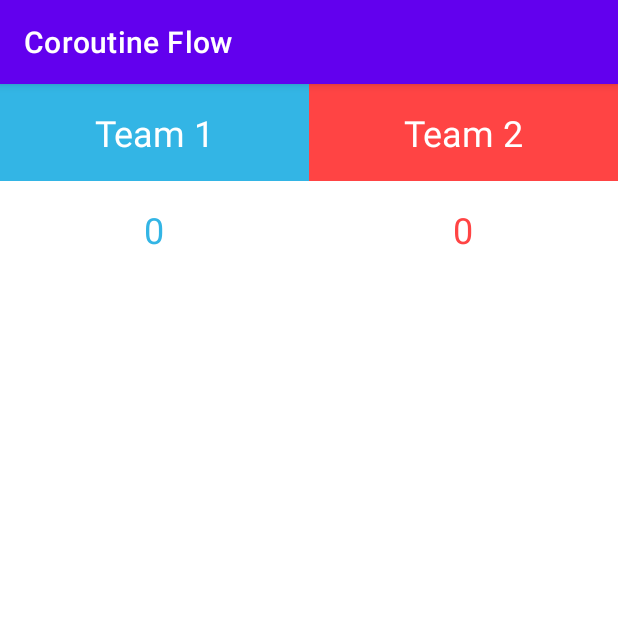
After one commit to pansanek/CoroutineFlow, an Android app: the TeamScoreActivity screen opened directly, with no data from a screen before it, on a phone screen of 412 x 824 dp, the top half of it. The commit adds this screen. Run offline under Robolectric (Android 15) with nearby library versions, the phone set to English and light mode, and no system bars.

Commit message:
Preparation for new lesson

```diff
--- a/app/src/main/java/ru/potemkin/coroutineflow/MainActivity.kt
+++ b/app/src/main/java/ru/potemkin/coroutineflow/MainActivity.kt
@@ -6,6 +6,7 @@ import androidx.appcompat.app.AppCompatActivity
 import ru.potemkin.coroutineflow.databinding.ActivityMainBinding
 import ru.potemkin.coroutineflow.Lesson2.UsersActivity
 import ru.potemkin.coroutineflow.crypto_app.CryptoActivity
+import ru.potemkin.coroutineflow.team_score.TeamScoreActivity
 
 class MainActivity : AppCompatActivity() {
 
@@ -22,5 +23,8 @@ class MainActivity : AppCompatActivity() {
         binding.buttonCryptoActivity.setOnClickListener {
             startActivity(CryptoActivity.newIntent(this))
         }
+        binding.teamScoreActivity.setOnClickListener {
+            startActivity(TeamScoreActivity.newIntent(this))
+        }
     }
 }
--- /dev/null
+++ b/app/src/main/java/ru/potemkin/coroutineflow/team_score/Team.kt
@@ -0,0 +1,5 @@
+package ru.potemkin.coroutineflow.team_score
+
+enum class Team {
+    TEAM_1, TEAM_2
+}
--- /dev/null
+++ b/app/src/main/java/ru/potemkin/coroutineflow/team_score/TeamScoreActivity.kt
@@ -0,0 +1,61 @@
+package ru.potemkin.coroutineflow.team_score
+
+import android.content.Context
+import android.content.Intent
+import android.os.Bundle
+import android.widget.Toast
+import androidx.appcompat.app.AppCompatActivity
+import androidx.lifecycle.ViewModelProvider
+import ru.potemkin.coroutineflow.databinding.ActivityTeamScoreBinding
+
+class TeamScoreActivity : AppCompatActivity() {
+
+    private val binding by lazy {
+        ActivityTeamScoreBinding.inflate(layoutInflater)
+    }
+
+    private val viewModel by lazy {
+        ViewModelProvider(this)[TeamScoreViewModel::class.java]
+    }
+
+    override fun onCreate(savedInstanceState: Bundle?) {
+        super.onCreate(savedInstanceState)
+        setContentView(binding.root)
+        observeViewModel()
+        setupListeners()
+    }
+
+    private fun observeViewModel() {
+        viewModel.state.observe(this) {
+            when (it) {
+                is TeamScoreState.Game -> {
+                    binding.team1Score.text = it.score1.toString()
+                    binding.team2Score.text = it.score2.toString()
+                }
+                is TeamScoreState.Winner -> {
+                    binding.team1Score.text = it.score1.toString()
+                    binding.team2Score.text = it.score2.toString()
+                    Toast.makeText(
+                        this,
+                        "Winner: ${it.winnerTeam}",
+                        Toast.LENGTH_LONG
+                    ).show()
+                }
+            }
+        }
+    }
+
+    private fun setupListeners() {
+        binding.team1Logo.setOnClickListener {
+            viewModel.increaseScore(Team.TEAM_1)
+        }
+        binding.team2Logo.setOnClickListener {
+            viewModel.increaseScore(Team.TEAM_2)
+        }
+    }
+
+    companion object {
+
+        fun newIntent(context: Context) = Intent(context, TeamScoreActivity::class.java)
+    }
+}
--- /dev/null
+++ b/app/src/main/java/ru/potemkin/coroutineflow/team_score/TeamScoreState.kt
@@ -0,0 +1,15 @@
+package ru.potemkin.coroutineflow.team_score
+
+sealed class TeamScoreState {
+
+    data class Game(
+        val score1: Int,
+        val score2: Int
+    ) : TeamScoreState()
+
+    data class Winner(
+        val winnerTeam: Team,
+        val score1: Int,
+        val score2: Int
+    ) : TeamScoreState()
+}
--- a/app/src/main/res/layout/activity_main.xml
+++ b/app/src/main/res/layout/activity_main.xml
@@ -18,4 +18,10 @@
         android:layout_width="match_parent"
         android:layout_height="wrap_content"
         android:text="@string/crypto_activity" />
+
+    <Button
+        android:id="@+id/team_score_activity"
+        android:layout_width="match_parent"
+        android:layout_height="wrap_content"
+        android:text="@string/team_score_activity" />
 </LinearLayout>
--- /dev/null
+++ b/app/src/main/res/layout/activity_team_score.xml
@@ -0,0 +1,62 @@
+<?xml version="1.0" encoding="utf-8"?>
+<androidx.constraintlayout.widget.ConstraintLayout xmlns:android="http://schemas.android.com/apk/res/android"
+    xmlns:app="http://schemas.android.com/apk/res-auto"
+    xmlns:tools="http://schemas.android.com/tools"
+    android:layout_width="match_parent"
+    android:layout_height="match_parent"
+    tools:context=".team_score.TeamScoreActivity">
+
+    <TextView
+        android:id="@+id/team_1_logo"
+        android:layout_width="0dp"
+        android:layout_height="wrap_content"
+        android:background="@android:color/holo_blue_light"
+        android:padding="16dp"
+        android:text="@string/team_1"
+        android:textAlignment="center"
+        android:textColor="@color/white"
+        android:textSize="24sp"
+        app:layout_constraintEnd_toStartOf="@id/team_2_logo"
+        app:layout_constraintStart_toStartOf="parent"
+        app:layout_constraintTop_toTopOf="parent" />
+
+    <TextView
+        android:id="@+id/team_2_logo"
+        android:layout_width="0dp"
+        android:layout_height="wrap_content"
+        android:background="@android:color/holo_red_light"
+        android:padding="16dp"
+        android:text="@string/team_2"
+        android:textAlignment="center"
+        android:textColor="@color/white"
+        android:textSize="24sp"
+        app:layout_constraintEnd_toEndOf="parent"
+        app:layout_constraintStart_toEndOf="@id/team_1_logo"
+        app:layout_constraintTop_toTopOf="parent" />
+
+    <TextView
+        android:id="@+id/team_1_score"
+        android:layout_width="0dp"
+        android:layout_height="wrap_content"
+        android:padding="16dp"
+        android:text="@string/default_score"
+        android:textAlignment="center"
+        android:textColor="@android:color/holo_blue_light"
+        android:textSize="24sp"
+        app:layout_constraintEnd_toStartOf="@id/team_2_score"
+        app:layout_constraintStart_toStartOf="parent"
+        app:layout_constraintTop_toBottomOf="@id/team_1_logo" />
+
+    <TextView
+        android:id="@+id/team_2_score"
+        android:layout_width="0dp"
+        android:layout_height="wrap_content"
+        android:padding="16dp"
+        android:text="@string/default_score"
+        android:textAlignment="center"
+        android:textColor="@android:color/holo_red_light"
+        android:textSize="24sp"
+        app:layout_constraintEnd_toEndOf="parent"
+        app:layout_constraintStart_toEndOf="@id/team_1_score"
+        app:layout_constraintTop_toBottomOf="@id/team_2_logo" />
+</androidx.constraintlayout.widget.ConstraintLayout>
--- a/app/src/main/res/values/strings.xml
+++ b/app/src/main/res/values/strings.xml
@@ -7,4 +7,8 @@
     <string name="currency_price">$%s</string>
     <string name="crypto_activity">Crypto Activity</string>
     <string name="refresh">Refresh</string>
+    <string name="team_1">Team 1</string>
+    <string name="team_2">Team 2</string>
+    <string name="team_score_activity">Team Score Activity</string>
+    <string name="default_score">0</string>
 </resources>
```
Also changed, not shown: app/src/main/AndroidManifest.xml (+7 -0 lines), app/src/main/java/ru/potemkin/coroutineflow/team_score/TeamScoreViewModel.kt (added, +44 -0 lines).
